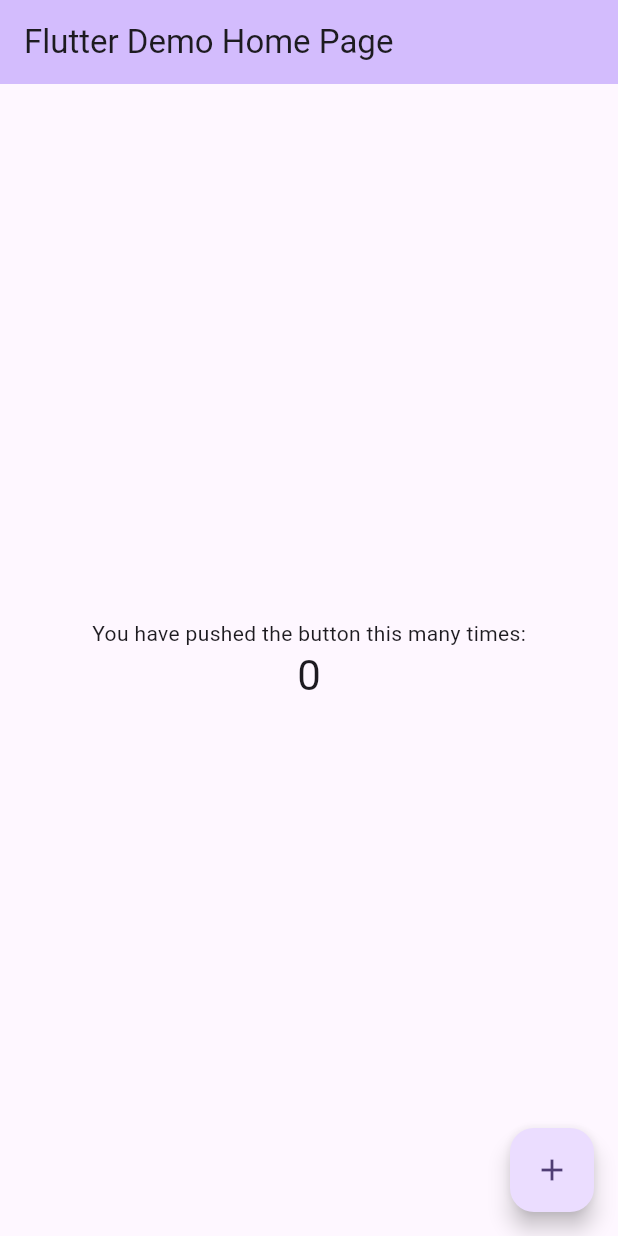
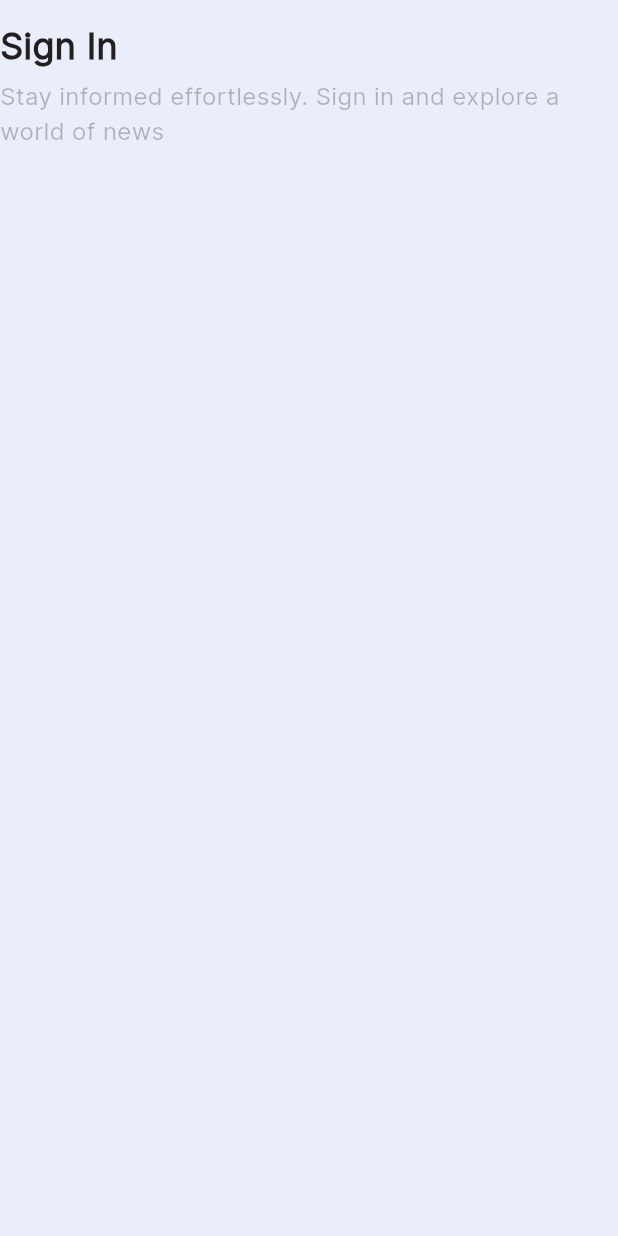
Before and after one commit to Mohamedgamaal16/lask_news_app, a Flutter app: the screen it shows after launch, on a phone screen of 412 x 824 dp. Run offline on Flutter 3.47's test engine with Material 3 defaults, Android fonts, the light colour scheme and no system bars; our stand-ins replace go_router; project files that could hold a hidden picture were left out.

Commit message:
add app router , splash view done and Sign in header

```diff
--- /dev/null
+++ b/lib/core/utils/app_router.dart
@@ -0,0 +1,22 @@
+
+import 'package:go_router/go_router.dart';
+import 'package:trendspot_newes_app/features/login/presention/login_view.dart';
+import 'package:trendspot_newes_app/features/splash/presention/splash.dart';
+
+abstract class AppRouter {
+  static const kLogInView = '/logIn';
+  static const kBookDetailesView = '/bookDetailesView';
+  static const kSearchView = '/searchView';
+
+  static final GoRouter router = GoRouter(routes: [
+    GoRoute(
+      path: '/',
+      builder: (context, state) => const SplashView(),
+    ),
+    GoRoute(
+      path: kLogInView,
+      builder: (context, state) => const LogInView(),
+    ),
+
+  ]);
+}
--- /dev/null
+++ b/lib/features/login/presention/login_view.dart
@@ -0,0 +1,15 @@
+import 'package:flutter/material.dart';
+import 'package:trendspot_newes_app/core/utils/constants.dart';
+import 'package:trendspot_newes_app/features/login/presention/widgets/login_view_body.dart';
+
+class LogInView extends StatelessWidget {
+  const LogInView({super.key});
+
+  @override
+  Widget build(BuildContext context) {
+    return const SafeArea(
+      child: Scaffold(
+          backgroundColor: AppColors.kPrimaryColor, body: LogInViewBody()),
+    );
+  }
+}
--- /dev/null
+++ b/lib/features/login/presention/widgets/login_view_body.dart
@@ -0,0 +1,11 @@
+import 'package:flutter/material.dart';
+import 'package:trendspot_newes_app/features/login/presention/widgets/sign_in_header.dart';
+
+class LogInViewBody extends StatelessWidget {
+  const LogInViewBody({super.key});
+
+  @override
+  Widget build(BuildContext context) {
+    return const Column(children: [SignInHeader(),]);
+  }
+}
--- /dev/null
+++ b/lib/features/login/presention/widgets/sign_in_header.dart
@@ -0,0 +1,31 @@
+import 'package:flutter/material.dart';
+import 'package:trendspot_newes_app/core/utils/app_styles.dart';
+
+class SignInHeader extends StatelessWidget {
+  const SignInHeader({
+    super.key,
+  });
+
+  @override
+  Widget build(BuildContext context) {
+    return Column(
+      crossAxisAlignment: CrossAxisAlignment.start,
+      children: [
+        const SizedBox(
+          height: 13,
+        ),
+        Text(
+          'Sign In',
+          style: AppStyles.interStyleSemiBold24(context),
+        ),
+        const SizedBox(
+          height: 6,
+        ),
+        Text(
+          'Stay informed effortlessly. Sign in and explore a world of news',
+          style: AppStyles.interStyleRegular16(context),
+        )
+      ],
+    );
+  }
+}
--- a/lib/main.dart
+++ b/lib/main.dart
@@ -1,125 +1,19 @@
 import 'package:flutter/material.dart';
+import 'package:trendspot_newes_app/core/utils/app_router.dart';
 
 void main() {
-  runApp(const MyApp());
+  runApp(const LaskNewsApp());
 }
 
-class MyApp extends StatelessWidget {
-  const MyApp({super.key});
+class LaskNewsApp extends StatelessWidget {
+  const LaskNewsApp({super.key});
 
-  // This widget is the root of your application.
   @override
   Widget build(BuildContext context) {
-    return MaterialApp(
-      title: 'Flutter Demo',
-      theme: ThemeData(
-        // This is the theme of your application.
-        //
-        // TRY THIS: Try running your application with "flutter run". You'll see
-        // the application has a purple toolbar. Then, without quitting the app,
-        // try changing the seedColor in the colorScheme below to Colors.green
-        // and then invoke "hot reload" (save your changes or press the "hot
-        // reload" button in a Flutter-supported IDE, or press "r" if you used
-        // the command line to start the app).
-        //
-        // Notice that the counter didn't reset back to zero; the application
-        // state is not lost during the reload. To reset the state, use hot
-        // restart instead.
-        //
-        // This works for code too, not just values: Most code changes can be
-        // tested with just a hot reload.
-        colorScheme: ColorScheme.fromSeed(seedColor: Colors.deepPurple),
-        useMaterial3: true,
-      ),
-      home: const MyHomePage(title: 'Flutter Demo Home Page'),
+    return  MaterialApp.router(
+      routerConfig: AppRouter.router,
+      debugShowCheckedModeBanner: false,
+
     );
   }
 }
-
-class MyHomePage extends StatefulWidget {
-  const MyHomePage({super.key, required this.title});
-
-  // This widget is the home page of your application. It is stateful, meaning
-  // that it has a State object (defined below) that contains fields that affect
-  // how it looks.
-
-  // This class is the configuration for the state. It holds the values (in this
-  // case the title) provided by the parent (in this case the App widget) and
-  // used by the build method of the State. Fields in a Widget subclass are
-  // always marked "final".
-
-  final String title;
-
-  @override
-  State<MyHomePage> createState() => _MyHomePageState();
-}
-
-class _MyHomePageState extends State<MyHomePage> {
-  int _counter = 0;
-
-  void _incrementCounter() {
-    setState(() {
-      // This call to setState tells the Flutter framework that something has
-      // changed in this State, which causes it to rerun the build method below
-      // so that the display can reflect the updated values. If we changed
-      // _counter without calling setState(), then the build method would not be
-      // called again, and so nothing would appear to happen.
-      _counter++;
-    });
-  }
-
-  @override
-  Widget build(BuildContext context) {
-    // This method is rerun every time setState is called, for instance as done
-    // by the _incrementCounter method above.
-    //
-    // The Flutter framework has been optimized to make rerunning build methods
-    // fast, so that you can just rebuild anything that needs updating rather
-    // than having to individually change instances of widgets.
-    return Scaffold(
-      appBar: AppBar(
-        // TRY THIS: Try changing the color here to a specific color (to
-        // Colors.amber, perhaps?) and trigger a hot reload to see the AppBar
-        // change color while the other colors stay the same.
-        backgroundColor: Theme.of(context).colorScheme.inversePrimary,
-        // Here we take the value from the MyHomePage object that was created by
-        // the App.build method, and use it to set our appbar title.
-        title: Text(widget.title),
-      ),
-      body: Center(
-        // Center is a layout widget. It takes a single child and positions it
-        // in the middle of the parent.
-        child: Column(
-          // Column is also a layout widget. It takes a list of children and
-          // arranges them vertically. By default, it sizes itself to fit its
-          // children horizontally, and tries to be as tall as its parent.
-          //
-          // Column has various properties to control how it sizes itself and
-          // how it positions its children. Here we use mainAxisAlignment to
-          // center the children vertically; the main axis here is the vertical
-          // axis because Columns are vertical (the cross axis would be
-          // horizontal).
-          //
-          // TRY THIS: Invoke "debug painting" (choose the "Toggle Debug Paint"
-          // action in the IDE, or press "p" in the console), to see the
-          // wireframe for each widget.
-          mainAxisAlignment: MainAxisAlignment.center,
-          children: <Widget>[
-            const Text(
-              'You have pushed the button this many times:',
-            ),
-            Text(
-              '$_counter',
-              style: Theme.of(context).textTheme.headlineMedium,
-            ),
-          ],
-        ),
-      ),
-      floatingActionButton: FloatingActionButton(
-        onPressed: _incrementCounter,
-        tooltip: 'Increment',
-        child: const Icon(Icons.add),
-      ), // This trailing comma makes auto-formatting nicer for build methods.
-    );
-  }
-}
--- a/pubspec.yaml
+++ b/pubspec.yaml
@@ -43,6 +43,7 @@ dependencies:
   dartz: ^0.10.1
   font_awesome_flutter: ^10.7.0
   shimmer: ^3.0.0
+  go_router: ^13.1.0
 
 dev_dependencies:
   flutter_test:
```
Also changed, not shown: lib/core/utils/app_styles.dart (+38 -28 lines), lib/features/login/presention/widgets/custom_input_field.dart (added, +77 -0 lines), lib/features/splash/presention/splash.dart (added, +15 -0 lines), lib/features/splash/presention/widgets/splash_view_body.dart (added, +25 -0 lines), assets/images/Logo.png (added), pubspec.lock, 1 other file.
